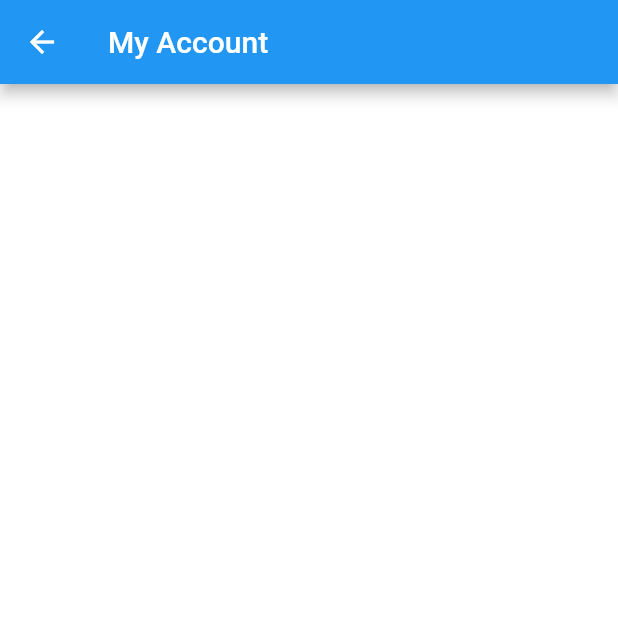
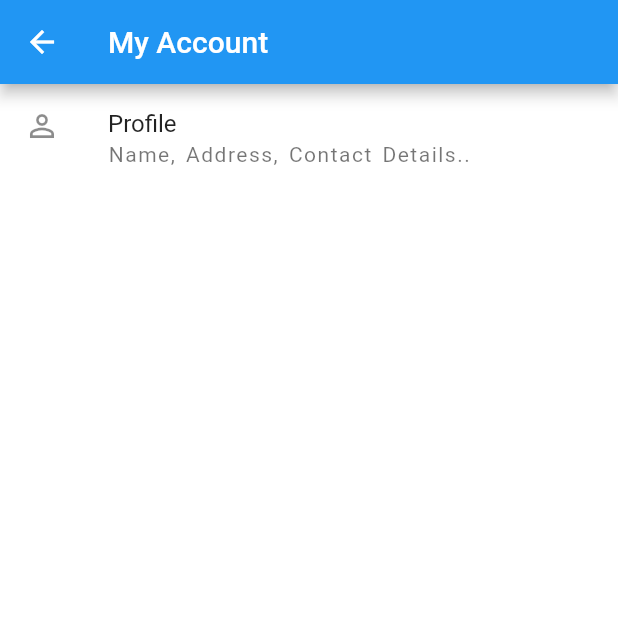
Before and after one commit to Kush148/e_shopping, a Flutter app: the MyAccountScreen screen opened directly, on a phone screen of 412 x 824 dp, the top half of it. Run offline on Flutter 3.47's test engine with Material 2 defaults, Android fonts, the phone set to English and light mode, and no system bars; our stand-ins replace carousel_slider, fluttertoast.

Commit message:
updated MyAccounts Screen

```diff
--- /dev/null
+++ b/lib/components/list_tile.dart
@@ -0,0 +1,13 @@
+import 'package:flutter/material.dart';
+
+//TODO diff between this and other components
+Widget listTile({String title, String subtitle, IconData iconData}) {
+  return ListTile(
+    title: Text(title),
+    subtitle: Text(
+      subtitle,
+      style: TextStyle(letterSpacing: 1, wordSpacing: 2),
+    ),
+    leading: Icon(iconData),
+  );
+}
--- a/lib/screens/my_account_screen.dart
+++ b/lib/screens/my_account_screen.dart
@@ -1,4 +1,5 @@
 import 'package:e_shopping/components/app_bar.dart';
+import 'package:e_shopping/components/list_tile.dart';
 import 'package:flutter/material.dart';
 
 class MyAccountScreen extends StatefulWidget {
@@ -12,6 +13,17 @@ class _MyAccountState extends State<MyAccountScreen> {
   Widget build(BuildContext context) {
     return Scaffold(
       appBar: appBar('My Account', null),
+      body: SafeArea(
+        child: ListView(
+          shrinkWrap: true,
+          children: [
+            listTile(
+                title: 'Profile',
+                subtitle: 'Name, Address, Contact Details..',
+                iconData: Icons.person_outline)
+          ],
+        ),
+      ),
     );
   }
 }
```
